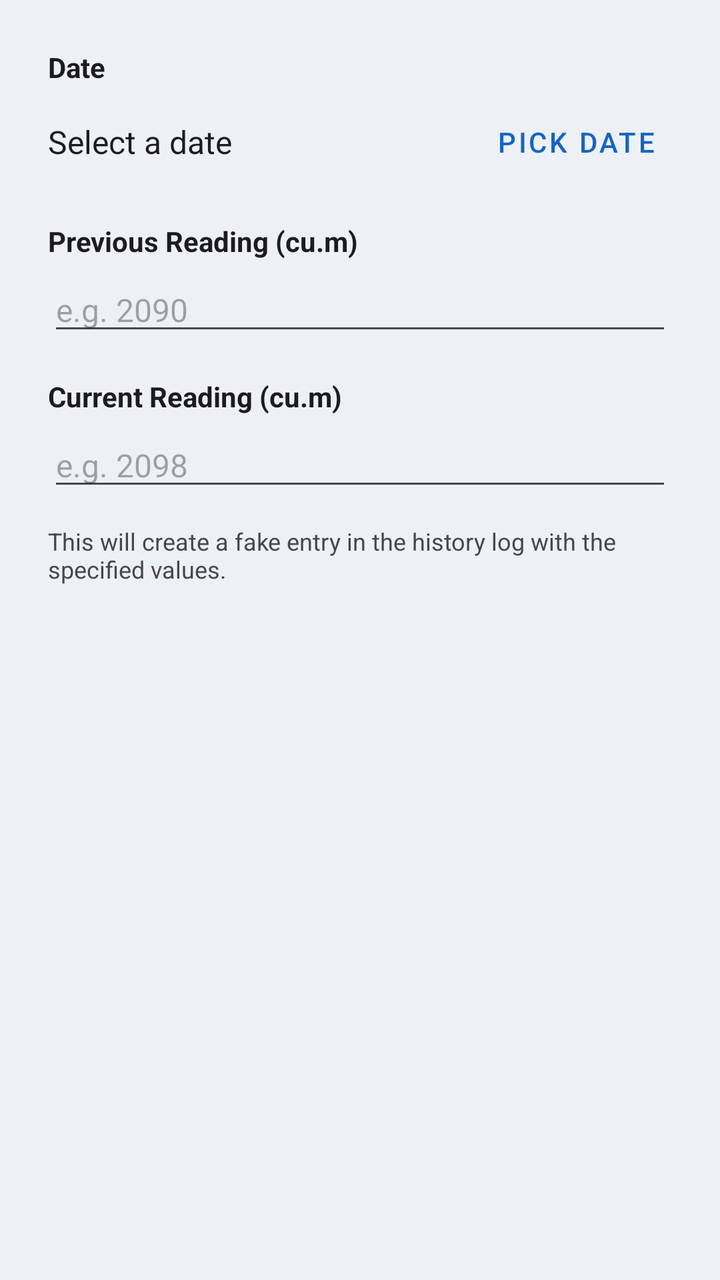
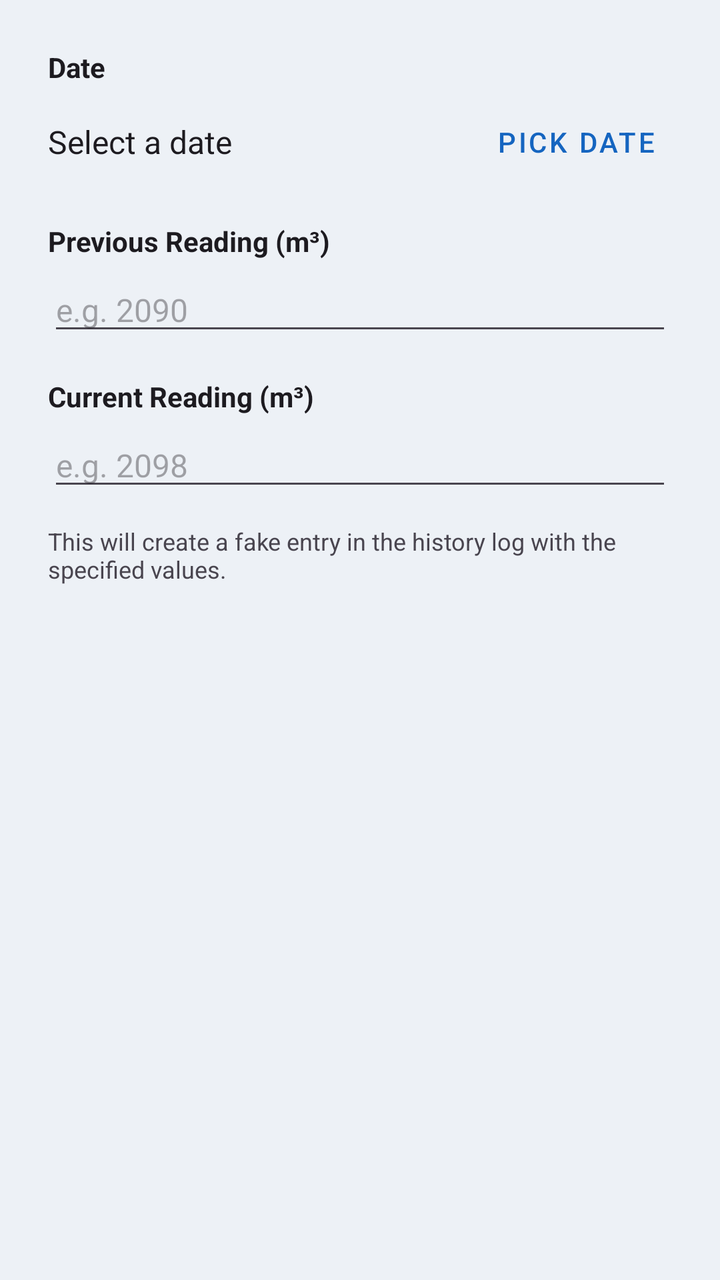

The first picture is an Android layout as it rendered before a commit; the second is the same layout after the commit. The layout source and the unified diff follow.
<!-- AndroidManifest.xml: application theme Theme.MeterSnap -->
<!-- res/layout/dialog_generate_reading.xml -->
<?xml version="1.0" encoding="utf-8"?>
<LinearLayout xmlns:android="http://schemas.android.com/apk/res/android"
    android:layout_width="match_parent"
    android:layout_height="wrap_content"
    android:orientation="vertical"
    android:padding="24dp">

    
    <TextView
        android:layout_width="match_parent"
        android:layout_height="wrap_content"
        android:text="Date"
        android:textColor="?android:attr/textColorPrimary"
        android:textSize="14sp"
        android:textStyle="bold" />

    <LinearLayout
        android:layout_width="match_parent"
        android:layout_height="wrap_content"
        android:orientation="horizontal"
        android:gravity="center_vertical"
        android:layout_marginTop="4dp">

        <TextView
            android:id="@+id/text_selected_date"
            android:layout_width="0dp"
            android:layout_height="wrap_content"
            android:layout_weight="1"
            android:text="Select a date"
            android:textColor="?android:attr/textColorPrimary"
            android:textSize="16sp" />

        <Button
            android:id="@+id/btn_pick_date"
            android:layout_width="wrap_content"
            android:layout_height="wrap_content"
            android:text="Pick Date"
            style="@style/Widget.MaterialComponents.Button.TextButton" />
    </LinearLayout>

    
    <TextView
        android:layout_width="match_parent"
        android:layout_height="wrap_content"
        android:layout_marginTop="16dp"
        android:text="Previous Reading (cu.m)"
        android:textColor="?android:attr/textColorPrimary"
        android:textSize="14sp"
        android:textStyle="bold" />

    <EditText
        android:id="@+id/edit_previous_reading"
        android:layout_width="match_parent"
        android:layout_height="wrap_content"
        android:layout_marginTop="4dp"
        android:hint="e.g. 2090"
        android:inputType="number"
        android:textSize="16sp" />

    
    <TextView
        android:layout_width="match_parent"
        android:layout_height="wrap_content"
        android:layout_marginTop="16dp"
        android:text="Current Reading (cu.m)"
        android:textColor="?android:attr/textColorPrimary"
        android:textSize="14sp"
        android:textStyle="bold" />

    <EditText
        android:id="@+id/edit_current_reading"
        android:layout_width="match_parent"
        android:layout_height="wrap_content"
        android:layout_marginTop="4dp"
        android:hint="e.g. 2098"
        android:inputType="number"
        android:textSize="16sp" />

    <TextView
        android:layout_width="match_parent"
        android:layout_height="wrap_content"
        android:layout_marginTop="12dp"
        android:text="This will create a fake entry in the history log with the specified values."
        android:textColor="?android:attr/textColorSecondary"
        android:textSize="12sp" />

</LinearLayout>
<!-- resources referenced by this layout -->
<resources>
  <style name="Theme.MeterSnap" parent="Base.Theme.MeterSnap" />
  <style name="Base.Theme.MeterSnap" parent="Theme.Material3.DayNight.NoActionBar">
          <item name="colorPrimary">@color/ms_blue_primary</item>
          <item name="colorOnPrimary">@color/ms_blue_on_primary</item>
          <item name="colorPrimaryContainer">@color/ms_blue_primary_container</item>
          <item name="colorOnPrimaryContainer">@color/ms_blue_on_primary_container</item>
          <item name="colorSecondary">@color/ms_blue_secondary</item>
          <item name="colorOnSecondary">@color/ms_blue_on_secondary</item>
          <item name="colorSecondaryContainer">@color/ms_blue_secondary_container</item>
          <item name="colorOnSecondaryContainer">@color/ms_blue_on_secondary_container</item>
          <item name="colorTertiary">@color/ms_blue_tertiary</item>
          <item name="colorOnTertiary">@color/ms_blue_on_tertiary</item>
          <item name="android:colorBackground">@color/app_screen_background</item>
          <item name="cardViewStyle">@style/Widget.MeterSnap.CardView</item>
  
          
          <item name="android:statusBarColor">@android:color/transparent</item>
          <item name="android:navigationBarColor">@android:color/transparent</item>
          
          
          <item name="android:windowLightStatusBar">true</item>
          <item name="android:windowLightNavigationBar">true</item>
      </style>
  <color name="ms_blue_primary">#1565C0</color>
  <color name="ms_blue_on_primary">#FFFFFFFF</color>
  <color name="ms_blue_primary_container">#D7E3FF</color>
  <color name="ms_blue_on_primary_container">#001B3F</color>
  <color name="ms_blue_secondary">#2F6EA5</color>
  <color name="ms_blue_on_secondary">#FFFFFFFF</color>
  <color name="ms_blue_secondary_container">#D1E4FF</color>
  <color name="ms_blue_on_secondary_container">#001D36</color>
  <color name="ms_blue_tertiary">#1E88E5</color>
  <color name="ms_blue_on_tertiary">#FFFFFFFF</color>
  <color name="app_screen_background">#FFEDF1F6</color>
  <style name="Widget.MeterSnap.CardView" parent="CardView">
          <item name="cardBackgroundColor">@color/app_card_background</item>
      </style>
  <color name="app_card_background">#FFFFFFFF</color>
</resources>

<!-- the commit's change to res/layout/dialog_generate_reading.xml (unified diff, before → after) -->
@@ -43,7 +43,7 @@
         android:layout_width="match_parent"
         android:layout_height="wrap_content"
         android:layout_marginTop="16dp"
-        android:text="Previous Reading (cu.m)"
+        android:text="Previous Reading (m³)"
         android:textColor="?android:attr/textColorPrimary"
         android:textSize="14sp"
         android:textStyle="bold" />
@@ -62,7 +62,7 @@
         android:layout_width="match_parent"
         android:layout_height="wrap_content"
         android:layout_marginTop="16dp"
-        android:text="Current Reading (cu.m)"
+        android:text="Current Reading (m³)"
         android:textColor="?android:attr/textColorPrimary"
         android:textSize="14sp"
         android:textStyle="bold" />
